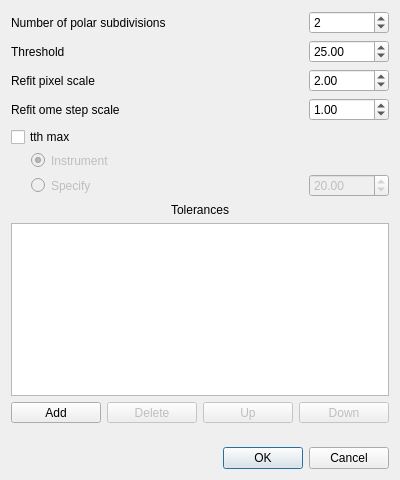
Above: hexrd/ui/resources/ui/fit_grains_options_dialog.ui from HEXRD/hexrdgui before the change. Below: the same form after it.
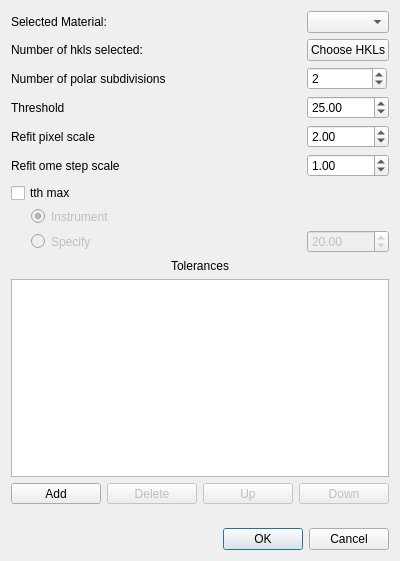
That is the form after the change.

Commit message:
Add material and hkl selection to fit grains opts
This also makes it more clear which ones are going to be used.

Diff of the .ui file:
```diff
--- a/hexrd/ui/resources/ui/fit_grains_options_dialog.ui
+++ b/hexrd/ui/resources/ui/fit_grains_options_dialog.ui
@@ -7,7 +7,7 @@
     <x>0</x>
     <y>0</y>
     <width>400</width>
-    <height>480</height>
+    <height>561</height>
    </rect>
   </property>
   <property name="windowTitle">
@@ -16,7 +16,70 @@
   <layout class="QVBoxLayout" name="verticalLayout">
    <item>
     <layout class="QGridLayout" name="gridLayout">
+     <item row="8" column="0">
+      <widget class="QRadioButton" name="tth_max_specify">
+       <property name="enabled">
+        <bool>false</bool>
+       </property>
+       <property name="styleSheet">
+        <string notr="true">padding-left: 20px;</string>
+       </property>
+       <property name="text">
+        <string>Specify</string>
+       </property>
+       <attribute name="buttonGroup">
+        <string notr="true">buttonGroup</string>
+       </attribute>
+      </widget>
+     </item>
+     <item row="7" column="0">
+      <widget class="QRadioButton" name="tth_max_instrument">
+       <property name="enabled">
+        <bool>false</bool>
+       </property>
+       <property name="styleSheet">
+        <string notr="true">padding-left: 20px;
+</string>
+       </property>
+       <property name="text">
+        <string>Instrument</string>
+       </property>
+       <property name="checked">
+        <bool>true</bool>
+       </property>
+       <attribute name="buttonGroup">
+        <string notr="true">buttonGroup</string>
+       </attribute>
+      </widget>
+     </item>
+     <item row="8" column="1">
+      <widget class="QDoubleSpinBox" name="tth_max_value">
+       <property name="enabled">
+        <bool>false</bool>
+       </property>
+       <property name="value">
+        <double>20.000000000000000</double>
+       </property>
+      </widget>
+     </item>
+     <item row="6" column="0">
+      <widget class="QCheckBox" name="tth_max_enable">
+       <property name="text">
+        <string>tth max</string>
+       </property>
+      </widget>
+     </item>
      <item row="0" column="1">
+      <widget class="QComboBox" name="material"/>
+     </item>
+     <item row="2" column="0">
+      <widget class="QLabel" name="npdiv_label">
+       <property name="text">
+        <string>Number of polar subdivisions</string>
+       </property>
+      </widget>
+     </item>
+     <item row="2" column="1">
       <widget class="QSpinBox" name="npdiv">
        <property name="sizePolicy">
         <sizepolicy hsizetype="Fixed" vsizetype="Fixed">
@@ -38,21 +101,7 @@
        </property>
       </widget>
      </item>
-     <item row="3" column="0">
-      <widget class="QLabel" name="refit_ome_label">
-       <property name="text">
-        <string>Refit ome step scale</string>
-       </property>
-      </widget>
-     </item>
-     <item row="3" column="1">
-      <widget class="QDoubleSpinBox" name="refit_ome_step_scale">
-       <property name="value">
-        <double>1.000000000000000</double>
-       </property>
-      </widget>
-     </item>
-     <item row="2" column="1">
+     <item row="4" column="1">
       <widget class="QDoubleSpinBox" name="refit_pixel_scale">
        <property name="sizePolicy">
         <sizepolicy hsizetype="Minimum" vsizetype="Fixed">
@@ -65,84 +114,59 @@
        </property>
       </widget>
      </item>
-     <item row="6" column="1">
-      <widget class="QDoubleSpinBox" name="tth_max_value">
-       <property name="enabled">
-        <bool>false</bool>
-       </property>
-       <property name="value">
-        <double>20.000000000000000</double>
-       </property>
-      </widget>
-     </item>
-     <item row="2" column="0">
-      <widget class="QLabel" name="refit_pixel_labe">
-       <property name="text">
-        <string>Refit pixel scale</string>
-       </property>
-      </widget>
-     </item>
-     <item row="6" column="0">
-      <widget class="QRadioButton" name="tth_max_specify">
-       <property name="enabled">
-        <bool>false</bool>
-       </property>
-       <property name="styleSheet">
-        <string notr="true">padding-left: 20px;</string>
-       </property>
-       <property name="text">
-        <string>Specify</string>
-       </property>
-       <attribute name="buttonGroup">
-        <string notr="true">buttonGroup</string>
-       </attribute>
-      </widget>
-     </item>
      <item row="5" column="0">
-      <widget class="QRadioButton" name="tth_max_instrument">
-       <property name="enabled">
-        <bool>false</bool>
+      <widget class="QLabel" name="refit_ome_label">
+       <property name="text">
+        <string>Refit ome step scale</string>
        </property>
-       <property name="styleSheet">
-        <string notr="true">padding-left: 20px;
-</string>
+      </widget>
+     </item>
+     <item row="3" column="0">
+      <widget class="QLabel" name="threshold_label">
+       <property name="text">
+        <string>Threshold</string>
        </property>
+      </widget>
+     </item>
+     <item row="0" column="0">
+      <widget class="QLabel" name="material_label">
        <property name="text">
-        <string>Instrument</string>
+        <string>Selected Material:</string>
        </property>
-       <property name="checked">
-        <bool>true</bool>
-       </property>
-       <attribute name="buttonGroup">
-        <string notr="true">buttonGroup</string>
-       </attribute>
       </widget>
      </item>
-     <item row="1" column="1">
+     <item row="3" column="1">
       <widget class="QDoubleSpinBox" name="threshold">
        <property name="value">
         <double>25.000000000000000</double>
        </property>
       </widget>
      </item>
+     <item row="5" column="1">
+      <widget class="QDoubleSpinBox" name="refit_ome_step_scale">
+       <property name="value">
+        <double>1.000000000000000</double>
+       </property>
+      </widget>
+     </item>
      <item row="4" column="0">
-      <widget class="QCheckBox" name="tth_max_enable">
+      <widget class="QLabel" name="refit_pixel_labe">
        <property name="text">
-        <string>tth max</string>
-       </property>
-      </widget>
-     </item>
-     <item row="0" column="0">
-      <widget class="QLabel" name="npdiv_label">
-       <property name="text">
-        <string>Number of polar subdivisions</string>
+        <string>Refit pixel scale</string>
        </property>
       </widget>
      </item>
      <item row="1" column="0">
-      <widget class="QLabel" name="threshold_label">
+      <widget class="QLabel" name="num_hkls_selected">
        <property name="text">
-        <string>Threshold</string>
+        <string>Number of hkls selected:</string>
+       </property>
+      </widget>
+     </item>
+     <item row="1" column="1">
+      <widget class="QPushButton" name="choose_hkls">
+       <property name="text">
+        <string>Choose HKLs</string>
        </property>
       </widget>
      </item>
```
Left out of the diff: 2 changed lines with no effect on the pictures. The commit also changes 1 other file.
